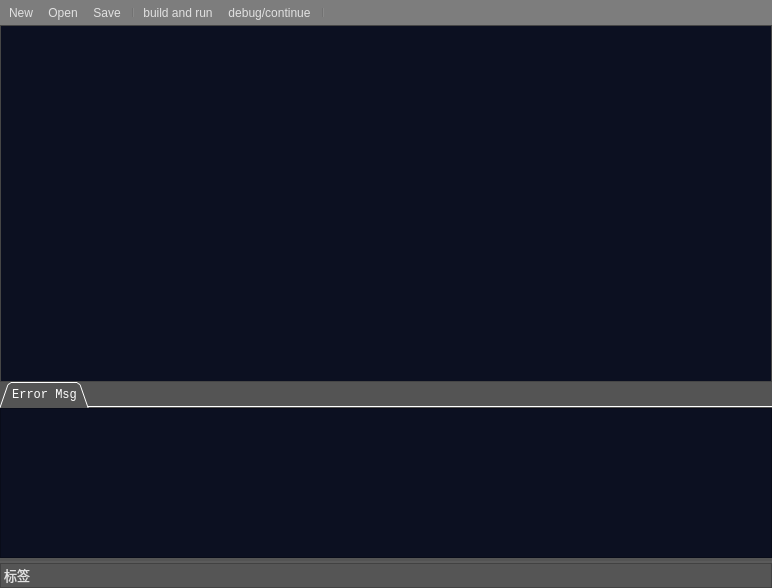
david-S-hall/sw-compiler-practice, file UI/swCompiler.ui: the form before one commit.
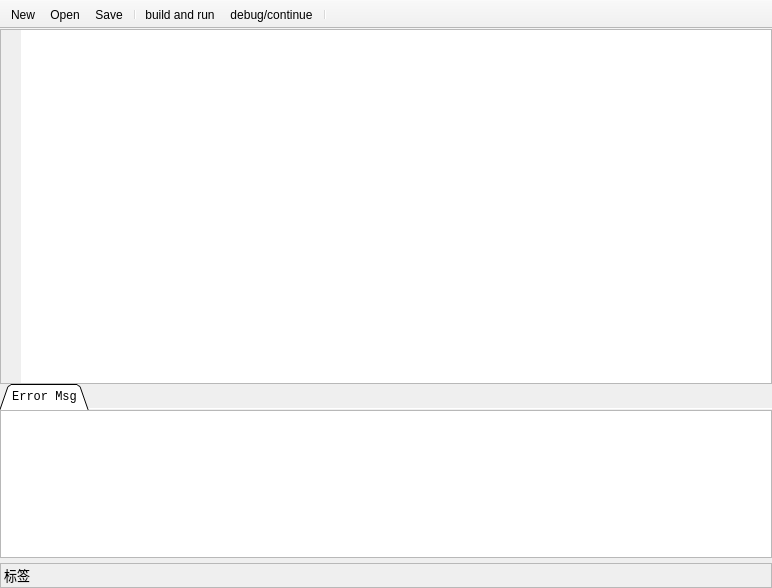
The form after the commit. Icons and pictures are not drawn.

The edit to the form file:
```diff
--- a/UI/swCompiler.ui
+++ b/UI/swCompiler.ui
@@ -14,9 +14,7 @@
    <string>sw-compiler</string>
   </property>
   <property name="styleSheet">
-   <string notr="true">border-color: rgba(40, 40, 40, 150);
-background-color: rgb(125, 125, 125);
-color: rgb(225, 225, 225);</string>
+   <string notr="true"/>
   </property>
   <widget class="QWidget" name="centralwidget">
    <property name="font">
@@ -25,7 +23,7 @@
     </font>
    </property>
    <property name="styleSheet">
-    <string notr="true">background-color: rgb(91, 91, 91);</string>
+    <string notr="true"/>
    </property>
    <layout class="QVBoxLayout" name="verticalLayout">
     <property name="spacing">
@@ -43,8 +41,7 @@
        </sizepolicy>
       </property>
       <property name="styleSheet">
-       <string notr="true">border-color: rgba(0, 0, 0, 0);
-border-top-color: rgb(40, 43, 55);</string>
+       <string notr="true"/>
       </property>
       <property name="widgetResizable">
        <bool>true</bool>
@@ -55,12 +52,11 @@
          <x>0</x>
          <y>0</y>
          <width>770</width>
-         <height>352</height>
+         <height>353</height>
         </rect>
        </property>
        <property name="styleSheet">
-        <string notr="true">background-color: rgb(12, 16, 33);
-selection-background-color: rgb(24, 37, 75);</string>
+        <string notr="true"/>
        </property>
        <layout class="QHBoxLayout" name="horizontalLayout">
         <property name="spacing">
@@ -104,6 +100,12 @@
           <property name="plainText">
            <string/>
           </property>
+          <property name="tabStopWidth">
+           <number>35</number>
+          </property>
+          <property name="backgroundVisible">
+           <bool>false</bool>
+          </property>
          </widget>
         </item>
        </layout>
@@ -134,9 +136,7 @@
        </font>
       </property>
       <property name="styleSheet">
-       <string notr="true">background-color: rgb(84, 84, 84);
-color: rgb(255, 255, 255);
-border-bottom-color: rgb(91, 91, 91);</string>
+       <string notr="true"/>
       </property>
       <property name="tabPosition">
        <enum>QTabWidget::North</enum>
@@ -164,10 +164,7 @@
         <bool>false</bool>
        </property>
        <property name="styleSheet">
-        <string notr="true">border-left-color: rgb(12, 16, 33);
-border-right-color: rgb(12, 16, 33);
-border-bottom-color: rgb(84, 84, 84);
-border-top-color: rgb(91, 91, 91);</string>
+        <string notr="true"/>
        </property>
        <attribute name="title">
         <string>Error Msg</string>
@@ -193,16 +190,14 @@
           <property name="font">
            <font>
             <family>Consolas</family>
-            <pointsize>11</pointsize>
+            <pointsize>10</pointsize>
            </font>
           </property>
           <property name="autoFillBackground">
            <bool>true</bool>
           </property>
           <property name="styleSheet">
-           <string notr="true">color: rgb(255, 255, 255);
-background-color: rgb(12, 16, 33);
-selection-background-color: rgb(24, 37, 75);</string>
+           <string notr="true"/>
           </property>
           <property name="frameShape">
            <enum>QFrame::StyledPanel</enum>
@@ -229,6 +224,9 @@
            <enum>Qt::NoPen</enum>
           </property>
           <attribute name="horizontalHeaderHighlightSections">
+           <bool>false</bool>
+          </attribute>
+          <attribute name="horizontalHeaderStretchLastSection">
            <bool>true</bool>
           </attribute>
           <attribute name="verticalHeaderHighlightSections">
@@ -265,8 +263,7 @@
        </font>
       </property>
       <property name="styleSheet">
-       <string notr="true">background-color: rgb(85, 85, 85);
-border-top-color: rgb(125, 125, 125);</string>
+       <string notr="true"/>
       </property>
       <property name="frameShape">
        <enum>QFrame::StyledPanel</enum>
@@ -322,7 +319,7 @@
     <enum>Qt::LeftToRight</enum>
    </property>
    <property name="autoFillBackground">
-    <bool>false</bool>
+    <bool>true</bool>
    </property>
    <property name="movable">
     <bool>false</bool>
@@ -351,7 +348,10 @@
      <normalon>New.png</normalon>icons/New.png</iconset>
    </property>
    <property name="text">
-    <string>New</string>
+    <string>&amp;New</string>
+   </property>
+   <property name="shortcut">
+    <string>Ctrl+N</string>
    </property>
   </action>
   <action name="actionOpen">
```
Left out of the diff: 21 changed lines with no effect on the pictures.
